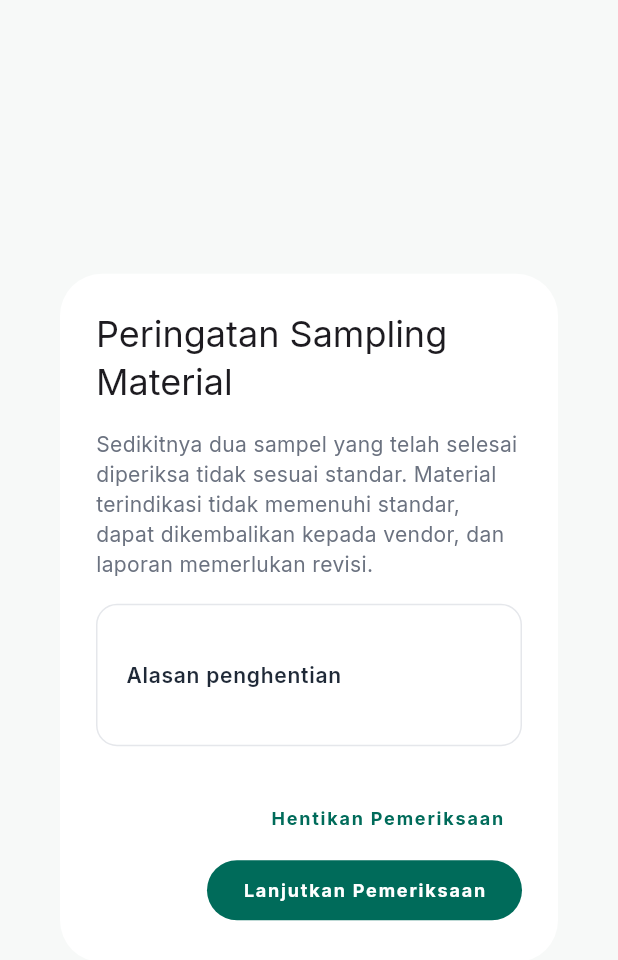
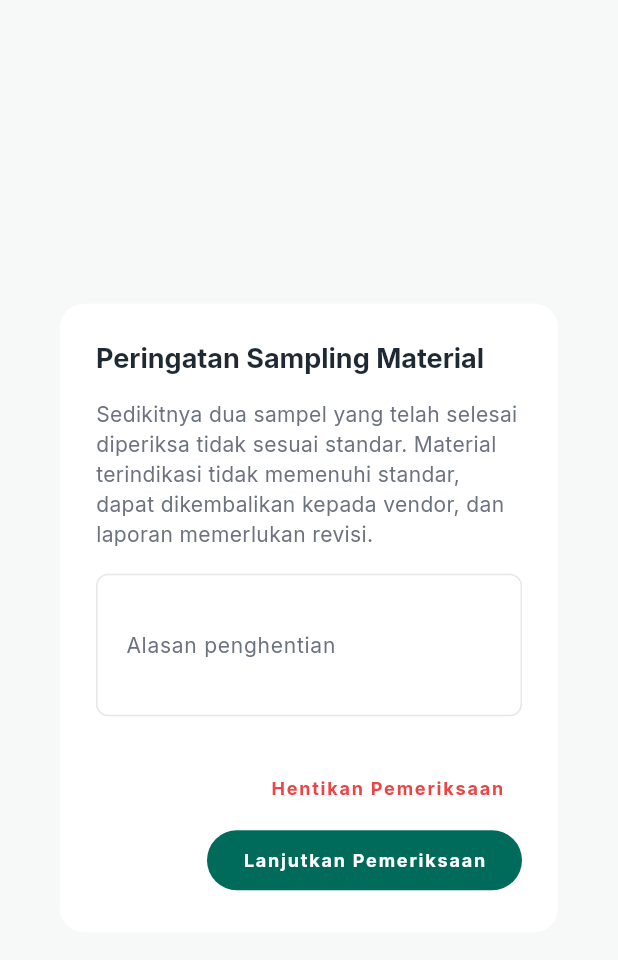
Before and after one commit to farrelgaska/QA-Mobile-Apps, a Flutter app: the _SamplingDecisionDialog widget shown alone on an empty page, opened directly, on a phone screen of 412 x 824 dp. Shown: the top 960 px of the screen. Run offline on Flutter 3.47's test engine with Material 3 defaults, Android fonts, the phone set to English and light mode, and no system bars; our stand-ins replace go_router, google_fonts, image_picker, shared_preferences; missing offline and left inert: heic_to_png_jpg; accounts and stored records are empty.

Commit message:
fix(mobile): enforce light sampling dialog style

```diff
--- a/lib/features/qc_material/screens/qc_material_form_screen.dart
+++ b/lib/features/qc_material/screens/qc_material_form_screen.dart
@@ -1078,8 +1078,24 @@ class _SamplingDecisionDialogState extends State<_SamplingDecisionDialog> {
 
   @override
   Widget build(BuildContext context) {
-    return AlertDialog(
-      title: const Text('Peringatan Sampling Material'),
+    return Theme(
+      data: Theme.of(context).copyWith(
+        dialogBackgroundColor: AppColors.surface,
+      ),
+      child: AlertDialog(
+        backgroundColor: AppColors.surface,
+        surfaceTintColor: Colors.transparent,
+        shape: RoundedRectangleBorder(
+          borderRadius: BorderRadius.circular(16),
+        ),
+        title: const Text(
+          'Peringatan Sampling Material',
+          style: TextStyle(
+            color: AppColors.textMain,
+            fontWeight: FontWeight.bold,
+            fontSize: 18,
+          ),
+        ),
         content: SingleChildScrollView(
           child: Column(
             mainAxisSize: MainAxisSize.min,
@@ -1089,17 +1105,46 @@ class _SamplingDecisionDialogState extends State<_SamplingDecisionDialog> {
                 'Sedikitnya dua sampel yang telah selesai diperiksa tidak sesuai standar. '
                 'Material terindikasi tidak memenuhi standar, dapat dikembalikan '
                 'kepada vendor, dan laporan memerlukan revisi.',
+                style: TextStyle(
+                  color: AppColors.textMuted,
+                  fontSize: 14,
+                  height: 1.4,
+                ),
               ),
               const SizedBox(height: 16),
               TextField(
                 key: const Key('qc_material_sampling_stop_reason'),
                 controller: _stopReasonController,
                 maxLines: 3,
+                style: const TextStyle(
+                  color: AppColors.textMain,
+                  fontSize: 14,
+                ),
                 decoration: InputDecoration(
                   labelText: 'Alasan penghentian',
+                  labelStyle: const TextStyle(color: AppColors.textMuted),
                   hintText: 'Wajib diisi jika pemeriksaan dihentikan',
+                  hintStyle: const TextStyle(color: AppColors.textSoft),
                   errorText: _stopReasonError,
-                border: const OutlineInputBorder(),
+                  errorStyle: const TextStyle(color: AppColors.rejectedText),
+                  filled: true,
+                  fillColor: AppColors.surface,
+                  enabledBorder: OutlineInputBorder(
+                    borderRadius: BorderRadius.circular(8),
+                    borderSide: const BorderSide(color: AppColors.border),
+                  ),
+                  focusedBorder: OutlineInputBorder(
+                    borderRadius: BorderRadius.circular(8),
+                    borderSide: const BorderSide(color: AppColors.primary, width: 1.5),
+                  ),
+                  errorBorder: OutlineInputBorder(
+                    borderRadius: BorderRadius.circular(8),
+                    borderSide: const BorderSide(color: AppColors.rejectedText),
+                  ),
+                  focusedErrorBorder: OutlineInputBorder(
+                    borderRadius: BorderRadius.circular(8),
+                    borderSide: const BorderSide(color: AppColors.rejectedText, width: 1.5),
+                  ),
                 ),
                 onChanged: (_) {
                   if (_stopReasonError == null) return;
@@ -1112,6 +1157,9 @@ class _SamplingDecisionDialogState extends State<_SamplingDecisionDialog> {
         actions: [
           TextButton(
             key: const Key('qc_material_stop_inspection_button'),
+            style: TextButton.styleFrom(
+              foregroundColor: AppColors.rejectedText,
+            ),
             onPressed: () {
               final reason = _stopReasonController.text.trim();
               if (reason.isEmpty) {
@@ -1132,6 +1180,10 @@ class _SamplingDecisionDialogState extends State<_SamplingDecisionDialog> {
           ),
           FilledButton(
             key: const Key('qc_material_continue_inspection_button'),
+            style: FilledButton.styleFrom(
+              backgroundColor: AppColors.primary,
+              foregroundColor: AppColors.surface,
+            ),
             onPressed: () => Navigator.pop(
               context,
               const _SamplingDecisionResult(
@@ -1141,6 +1193,7 @@ class _SamplingDecisionDialogState extends State<_SamplingDecisionDialog> {
             child: const Text('Lanjutkan Pemeriksaan'),
           ),
         ],
+      ),
     );
   }
 }
```
Lines whose indentation alone changed are shown as unchanged.
